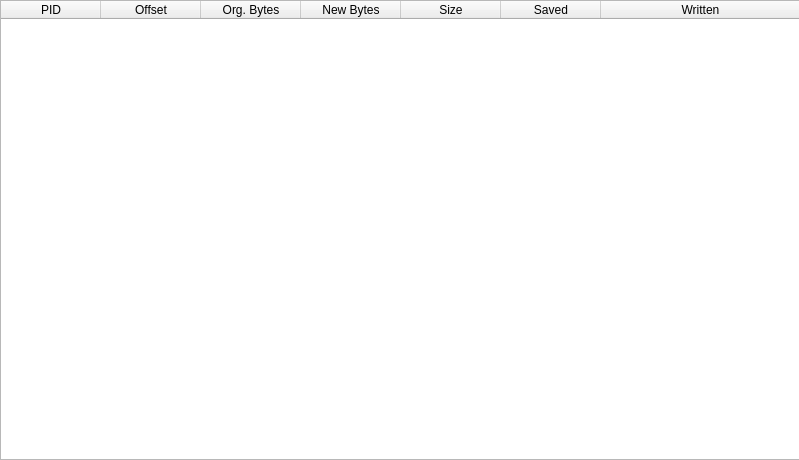
The window that qtNanomite/qtDLGPatchManager.ui (zer0fl4g/Nanomite) describes before a commit, drawn with Qt 5.
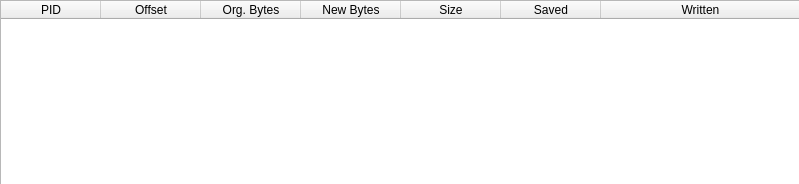
The same window after the commit. Icons and pictures are not drawn.

What changed in the file:
```diff
--- a/qtNanomite/qtDLGPatchManager.ui
+++ b/qtNanomite/qtDLGPatchManager.ui
@@ -7,7 +7,7 @@
     <x>0</x>
     <y>0</y>
     <width>799</width>
-    <height>460</height>
+    <height>184</height>
    </rect>
   </property>
   <property name="windowTitle">
```
